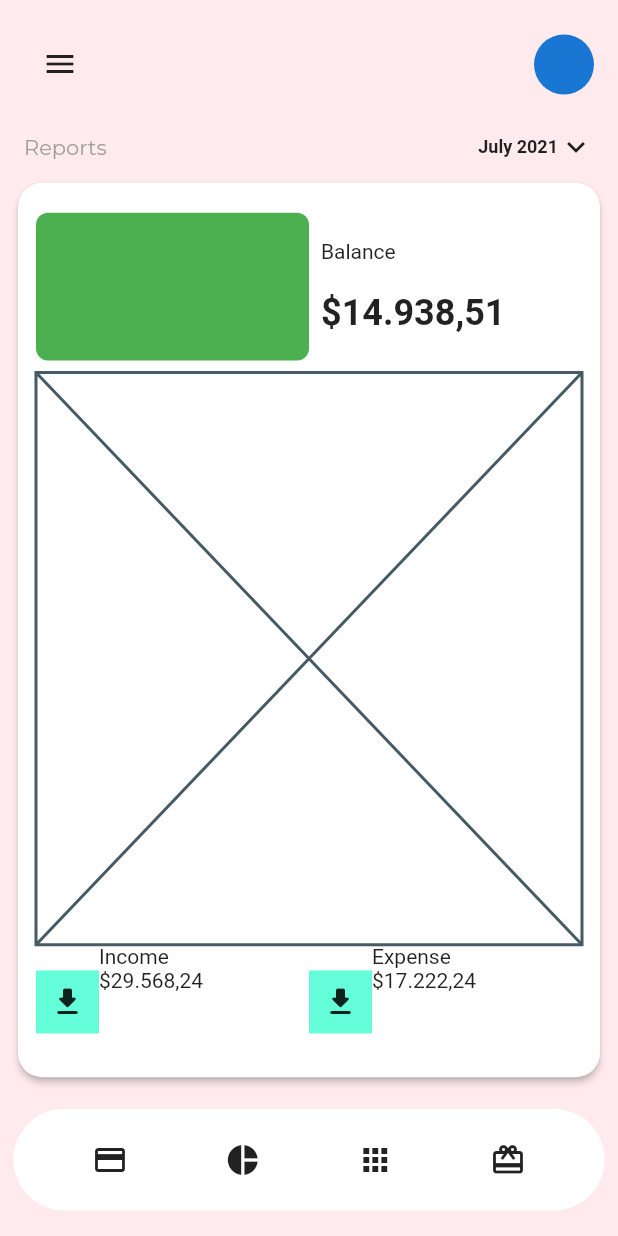
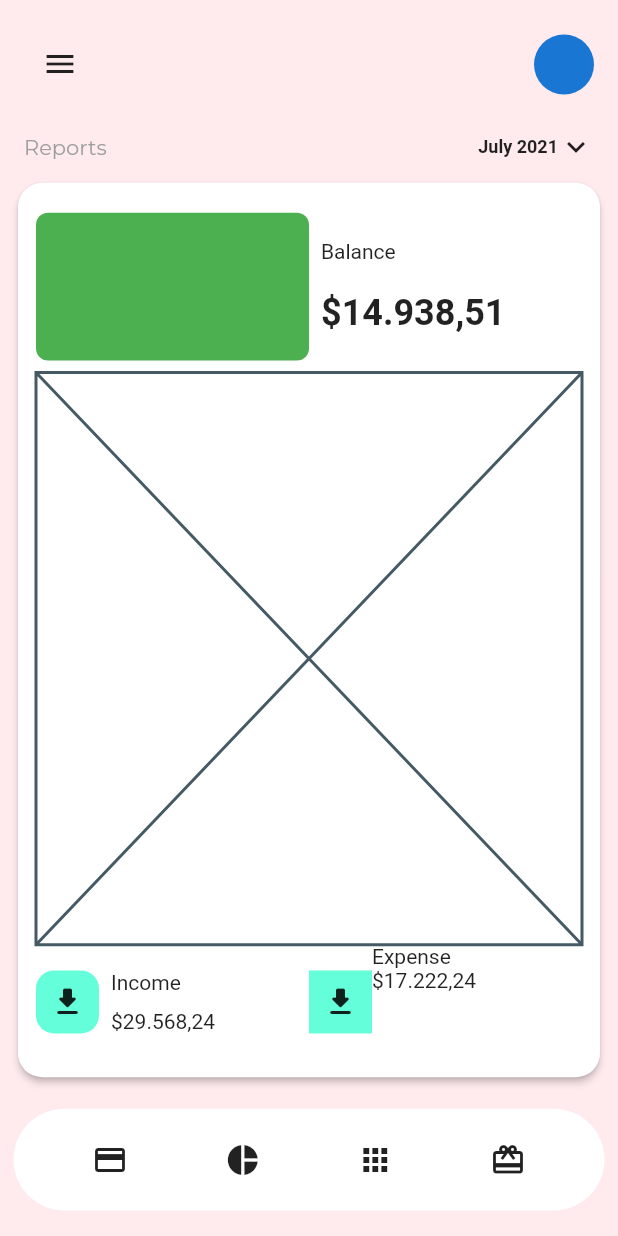
Before and after one commit to JAICHANGPARK/flutter_notebook_11th_story, a Flutter app: the screen it shows after launch, on a phone screen of 412 x 824 dp. Run offline on Flutter 3.47's test engine with Material 2 defaults, Android fonts, the phone set to English and light mode, and no system bars; our stand-ins replace backdrop, badges, flutter_inner_drawer, flutter_slidable, flutter_swiper, google_fonts.

Commit message:
Update bank_balance_page.dart

```diff
--- a/lib/ep749_bank_app/ui/bank_balance_page.dart
+++ b/lib/ep749_bank_app/ui/bank_balance_page.dart
@@ -1,3 +1,4 @@
+import 'package:flutter/cupertino.dart';
 import 'package:flutter/material.dart';
 import 'package:google_fonts/google_fonts.dart';
 
@@ -99,21 +100,27 @@ class _BankBalancePageState extends State<BankBalancePage> {
                               Expanded(flex: 2, child: Row(
                                 children: [
                                   Expanded(child: Row(
+                                    crossAxisAlignment: CrossAxisAlignment.center,
                                     children: [
                                       Container(
                                         height: 42,
                                         width: 42,
                                         decoration: BoxDecoration(
                                           color: Colors.tealAccent,
+                                          borderRadius: BorderRadius.circular(12)
                                         ),
                                         child: Icon(Icons.download_rounded),
                                       ),
-                                      Column(
-                                        crossAxisAlignment: CrossAxisAlignment.start,
-                                        children: [
-                                          Text("Income"),
-                                          Text("\$29.568,24")
-                                        ],
+                                      Padding(
+                                        padding: const EdgeInsets.all(8.0),
+                                        child: Column(
+                                          crossAxisAlignment: CrossAxisAlignment.start,
+                                          mainAxisAlignment: MainAxisAlignment.spaceEvenly,
+                                          children: [
+                                            Text("Income"),
+                                            Text("\$29.568,24")
+                                          ],
+                                        ),
                                       )
                                     ],
                                   )),
```
